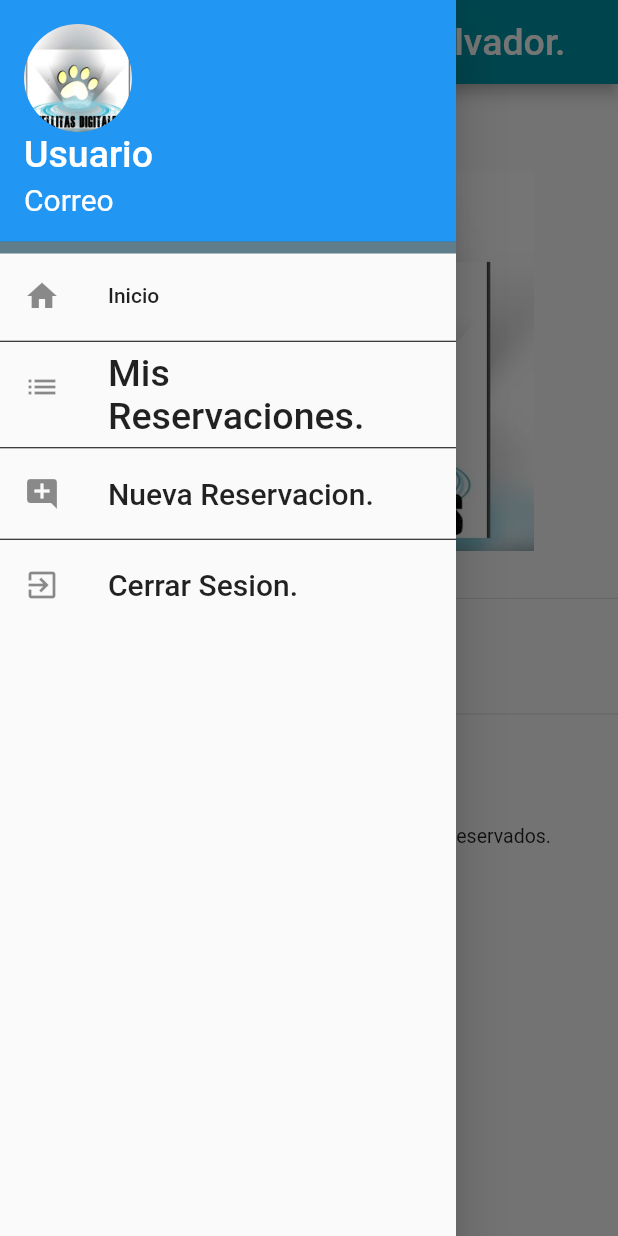
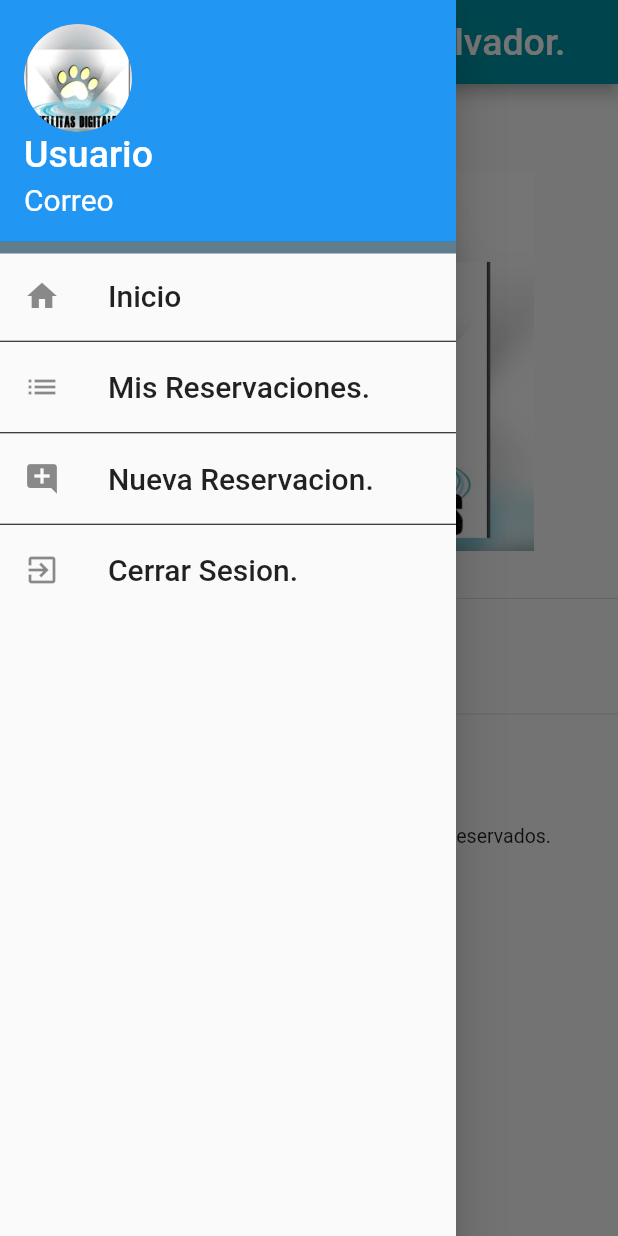
Before and after one commit to azucar24/HuellitasDigitales, a Flutter app: the MyAcount screen opened directly with empty values, with the side drawer open, on a phone screen of 412 x 824 dp. Run offline on Flutter 3.47's test engine with Material 2 defaults, Android fonts, the phone set to English and light mode, and no system bars.

Commit message:
Modificacion de tamaño de letra, app movil

```diff
--- a/huellitasdigitales_moviles/lib/src/pages/myacount_page.dart
+++ b/huellitasdigitales_moviles/lib/src/pages/myacount_page.dart
@@ -52,7 +52,7 @@ class MyAcount extends StatelessWidget {
             ),
 
             new ListTile(
-              title: new Text('Inicio'),
+              title: new Text('Inicio',style: TextStyle(fontSize: 20)),
               leading: Icon(Icons.home),
               onTap: (){
                 /*print(name);
@@ -73,7 +73,7 @@ class MyAcount extends StatelessWidget {
               height: 5.0,
             ),
              new ListTile(
-              title: new Text('Mis Reservaciones.',style: TextStyle(fontSize: 25)),
+              title: new Text('Mis Reservaciones.',style: TextStyle(fontSize: 20)),
               leading: Icon(Icons.list),
               onTap: (){
                 Navigator.of(context).pop();
```
